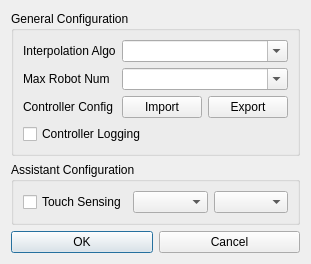
The window that src/ui/forms/advanceConfigWindow.ui (lazyshawn/NeoRobotController) describes before a commit, drawn with Qt 5.
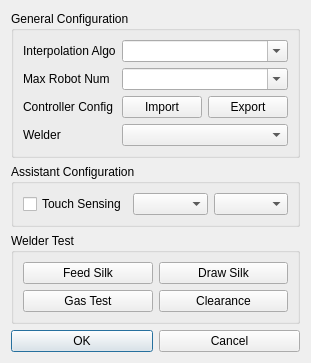
The same window after the commit.

The edit to the form file:
```diff
--- a/src/ui/forms/advanceConfigWindow.ui
+++ b/src/ui/forms/advanceConfigWindow.ui
@@ -7,27 +7,13 @@
     <x>0</x>
     <y>0</y>
     <width>231</width>
-    <height>182</height>
+    <height>253</height>
    </rect>
   </property>
   <property name="windowTitle">
    <string>Dialog</string>
   </property>
   <layout class="QGridLayout" name="gridLayout_2">
-   <item row="2" column="0">
-    <widget class="QPushButton" name="pushButton_3">
-     <property name="text">
-      <string>OK</string>
-     </property>
-    </widget>
-   </item>
-   <item row="2" column="1">
-    <widget class="QPushButton" name="pushButton_4">
-     <property name="text">
-      <string>Cancel</string>
-     </property>
-    </widget>
-   </item>
    <item row="1" column="0" colspan="2">
     <widget class="QGroupBox" name="groupBox_2">
      <property name="title">
@@ -50,6 +36,20 @@
      </layout>
     </widget>
    </item>
+   <item row="3" column="0">
+    <widget class="QPushButton" name="pushButton_3">
+     <property name="text">
+      <string>OK</string>
+     </property>
+    </widget>
+   </item>
+   <item row="3" column="1">
+    <widget class="QPushButton" name="pushButton_4">
+     <property name="text">
+      <string>Cancel</string>
+     </property>
+    </widget>
+   </item>
    <item row="0" column="0" colspan="2">
     <widget class="QGroupBox" name="groupBox">
      <property name="title">
@@ -105,10 +105,50 @@
         </property>
        </widget>
       </item>
-      <item row="3" column="0" colspan="3">
-       <widget class="QCheckBox" name="checkBox_2">
+      <item row="3" column="0">
+       <widget class="QLabel" name="label_4">
         <property name="text">
-         <string>Controller Logging</string>
+         <string>Welder</string>
+        </property>
+       </widget>
+      </item>
+      <item row="3" column="1" colspan="2">
+       <widget class="QComboBox" name="comboBox_5"/>
+      </item>
+     </layout>
+    </widget>
+   </item>
+   <item row="2" column="0" colspan="2">
+    <widget class="QGroupBox" name="groupBox_3">
+     <property name="title">
+      <string>Welder Test</string>
+     </property>
+     <layout class="QGridLayout" name="gridLayout_4">
+      <item row="0" column="0">
+       <widget class="QPushButton" name="pushButton_5">
+        <property name="text">
+         <string>Feed Silk</string>
+        </property>
+       </widget>
+      </item>
+      <item row="0" column="1">
+       <widget class="QPushButton" name="pushButton_6">
+        <property name="text">
+         <string>Draw Silk</string>
+        </property>
+       </widget>
+      </item>
+      <item row="1" column="0">
+       <widget class="QPushButton" name="pushButton_7">
+        <property name="text">
+         <string>Gas Test</string>
+        </property>
+       </widget>
+      </item>
+      <item row="1" column="1">
+       <widget class="QPushButton" name="pushButton_8">
+        <property name="text">
+         <string>Clearance</string>
         </property>
        </widget>
       </item>
```
Left out of the diff: 38 changed lines with no effect on the pictures.
